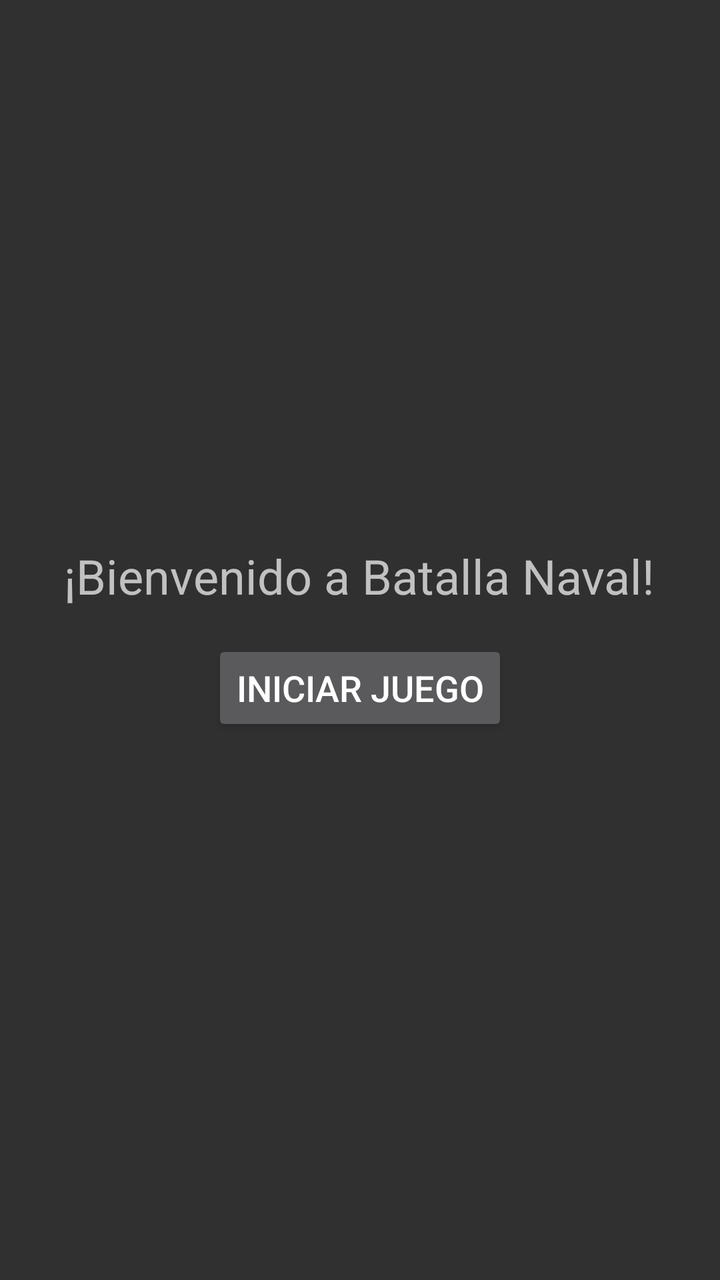
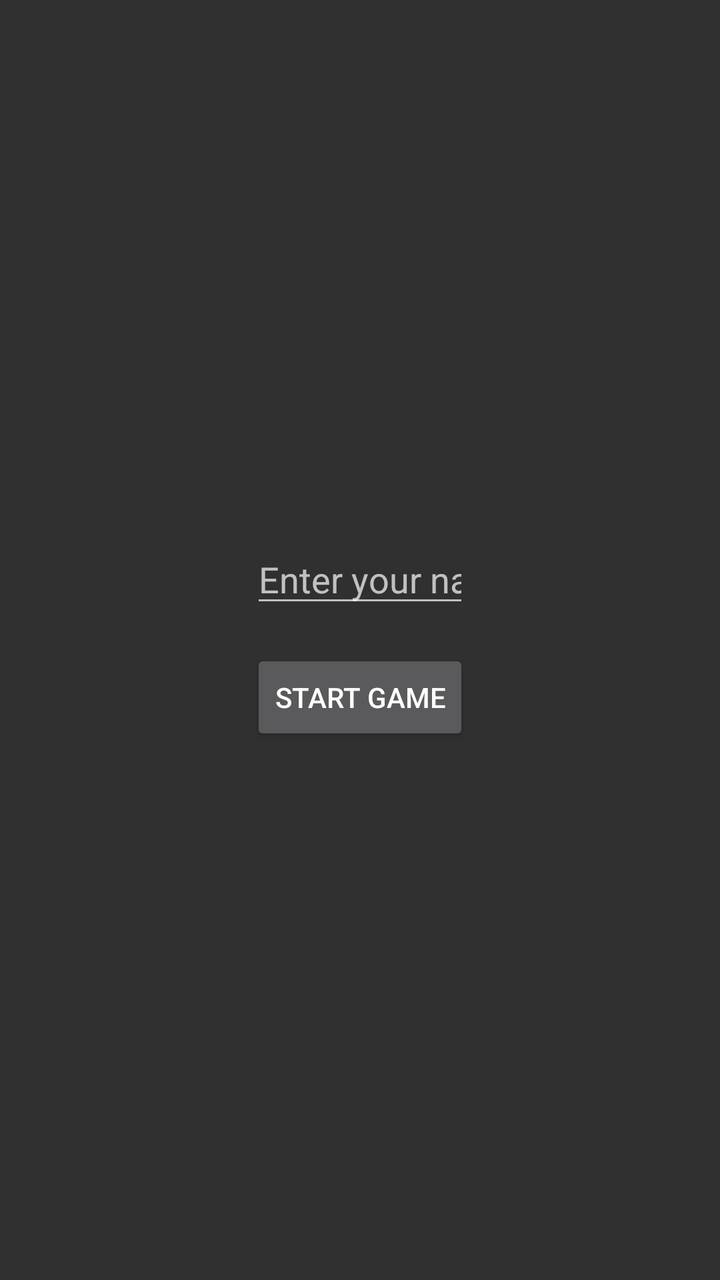

Before-and-after screenshots of an Android layout around one commit, followed by the original layout XML and the change that was made.
<!-- AndroidManifest.xml: activity theme Theme.AppCompat -->
<!-- res/layout/activity_main.xml -->
<LinearLayout xmlns:android="http://schemas.android.com/apk/res/android"
    android:layout_width="match_parent"
    android:layout_height="match_parent"
    android:orientation="vertical"
    android:gravity="center"
    android:padding="16dp">

    <TextView
        android:layout_width="wrap_content"
        android:layout_height="wrap_content"
        android:text="¡Bienvenido a Batalla Naval!"
        android:textSize="24sp"
        android:textAlignment="center"
        android:paddingBottom="16dp" />

    <Button
        android:id="@+id/startGameButton"
        android:layout_width="wrap_content"
        android:layout_height="wrap_content"
        android:text="Iniciar Juego"
        android:textSize="18sp" />
</LinearLayout>
<!-- resources referenced by this layout -->
<resources>

</resources>

<!-- the commit's change to res/layout/activity_main.xml (unified diff, before → after) -->
@@ -1,22 +1,28 @@
-<LinearLayout xmlns:android="http://schemas.android.com/apk/res/android"
+<?xml version="1.0" encoding="utf-8"?>
+<RelativeLayout xmlns:android="http://schemas.android.com/apk/res/android"
     android:layout_width="match_parent"
-    android:layout_height="match_parent"
-    android:orientation="vertical"
-    android:gravity="center"
-    android:padding="16dp">
+    android:layout_height="match_parent">
 
-    <TextView
+    <LinearLayout
         android:layout_width="wrap_content"
         android:layout_height="wrap_content"
-        android:text="¡Bienvenido a Batalla Naval!"
-        android:textSize="24sp"
-        android:textAlignment="center"
-        android:paddingBottom="16dp" />
+        android:orientation="vertical"
+        android:padding="16dp"
+        android:layout_centerInParent="true">
 
-    <Button
-        android:id="@+id/startGameButton"
-        android:layout_width="wrap_content"
-        android:layout_height="wrap_content"
-        android:text="Iniciar Juego"
-        android:textSize="18sp" />
-</LinearLayout>
+        <EditText
+            android:id="@+id/nameEditText"
+            android:layout_width="match_parent"
+            android:layout_height="wrap_content"
+            android:hint="Enter your name"
+            android:inputType="textPersonName" />
+
+        <Button
+            android:id="@+id/startButton"
+            android:layout_width="wrap_content"
+            android:layout_height="wrap_content"
+            android:text="Start Game"
+            android:layout_gravity="center_horizontal"
+            android:layout_marginTop="16dp" />
+    </LinearLayout>
+</RelativeLayout>
